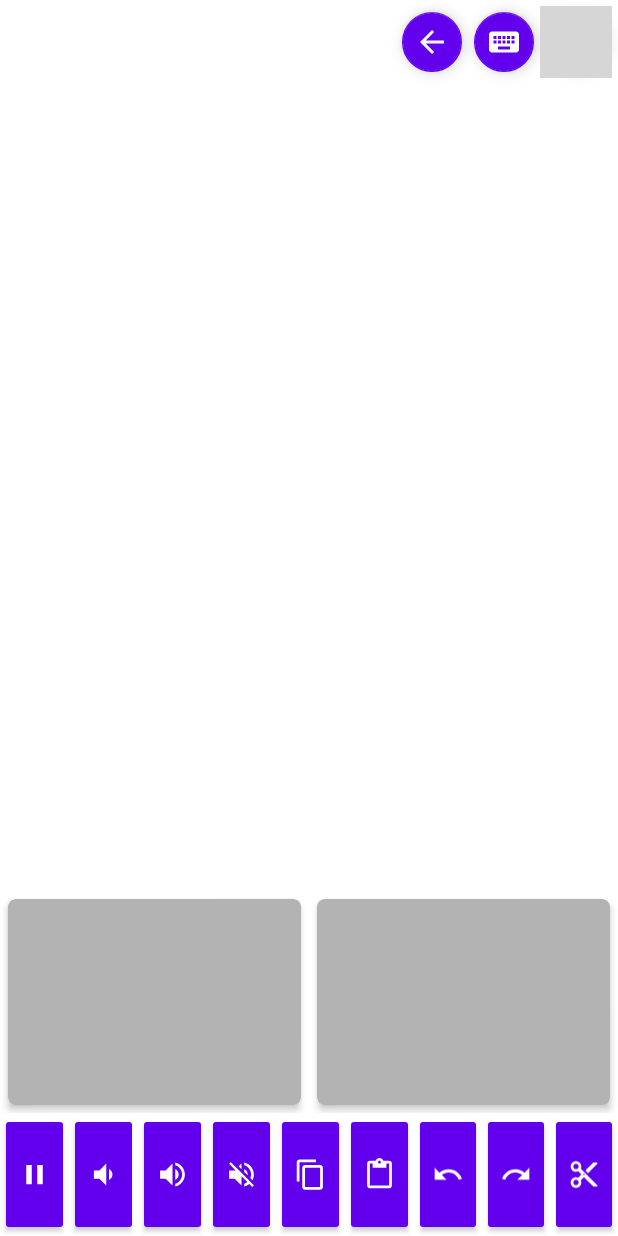
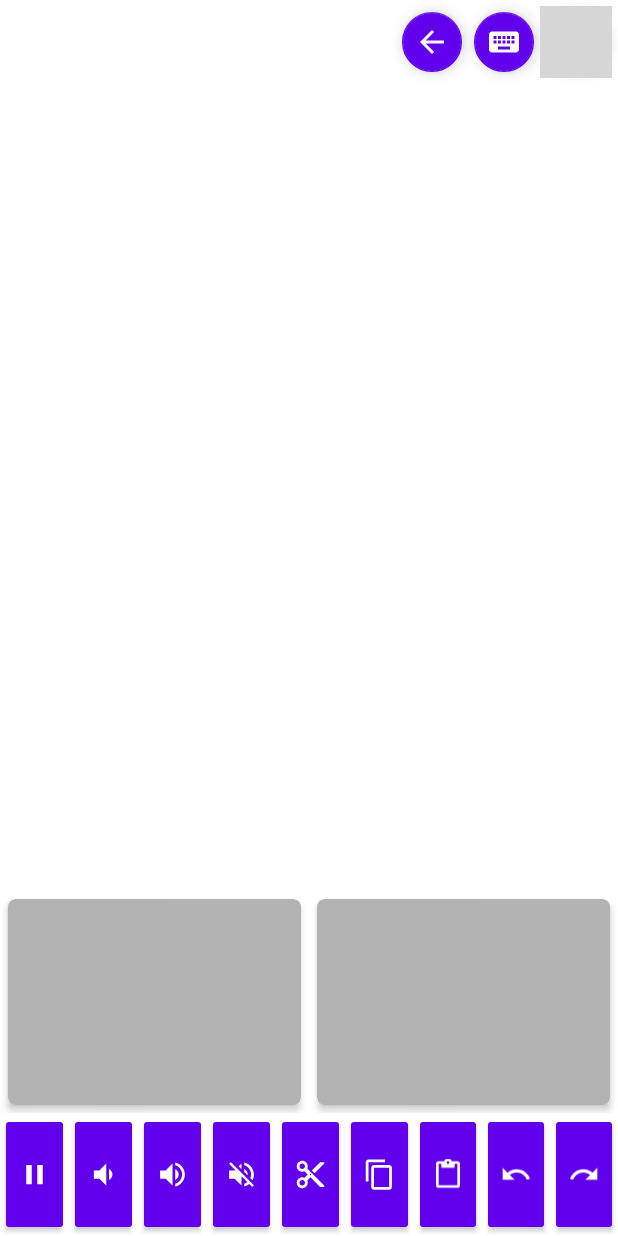
Before and after one commit to SooryaSRajan/TrackPad-IO, an Android app: the MainActivity screen opened directly, with no data from a screen before it, after a tap on "Open Media Controls", on a phone screen of 412 x 824 dp. Run offline under Robolectric (Android 15) with nearby library versions, the phone set to English and light mode, and no system bars; libraries missing offline, so code that uses them is left out: io.socket.client, io.socket.emitter; 4 statements that could not run were skipped; grey boxes are pictures that could not be loaded.

Commit message:
theme changes

```diff
--- a/app/src/main/java/com/ssr_projects/trackpad/MainActivity.java
+++ b/app/src/main/java/com/ssr_projects/trackpad/MainActivity.java
@@ -4,6 +4,7 @@ import androidx.annotation.NonNull;
 import androidx.appcompat.app.AppCompatActivity;
 import androidx.core.content.ContextCompat;
 import androidx.fragment.app.Fragment;
+
 import android.animation.Animator;
 import android.animation.AnimatorListenerAdapter;
 import android.content.Intent;
@@ -33,7 +34,7 @@ import static com.ssr_projects.trackpad.Constants.Constants.SERVER_REQUEST_ADDRE
 public class MainActivity extends AppCompatActivity {
 
     private static final String TAG = MainActivity.class.getName();
-    private Socket mSocket = SocketClass.getSocketInstance();
+    private final Socket mSocket = SocketClass.getSocketInstance();
     private LinearLayout mediaControlLayout;
     private boolean isVisible = false;
     private SharedPreferences sharedPreferences;
@@ -41,8 +42,6 @@ public class MainActivity extends AppCompatActivity {
     private int iconId = R.drawable.ic_baseline_keyboard_24;
     private Fragment trackPadFragment, keyboardFragment;
     FloatingActionButton keyboardTrackPadButton;
-
-
 
     @Override
     protected void onCreate(Bundle savedInstanceState) {
--- a/app/src/main/res/layout/activity_main.xml
+++ b/app/src/main/res/layout/activity_main.xml
@@ -104,6 +104,15 @@
 
         <ImageButton
             style="@style/Widget.AppCompat.Button.Colored"
+            android:onClick="cut"
+            android:scaleType="fitCenter"
+            android:src="@drawable/ic_baseline_content_cut_24"
+            android:layout_weight="1"
+            android:layout_width="match_parent"
+            android:layout_height="match_parent"/>
+
+        <ImageButton
+            style="@style/Widget.AppCompat.Button.Colored"
             android:onClick="copyContent"
             android:scaleType="fitCenter"
             android:src="@drawable/ic_baseline_content_copy_24"
@@ -139,14 +148,7 @@
             android:layout_width="match_parent"
             android:layout_height="match_parent"/>
 
-        <ImageButton
-            style="@style/Widget.AppCompat.Button.Colored"
-            android:onClick="cut"
-            android:scaleType="fitCenter"
-            android:src="@drawable/ic_baseline_content_cut_24"
-            android:layout_weight="1"
-            android:layout_width="match_parent"
-            android:layout_height="match_parent"/>
+
     </LinearLayout>
 </LinearLayout>
 </RelativeLayout>
```
